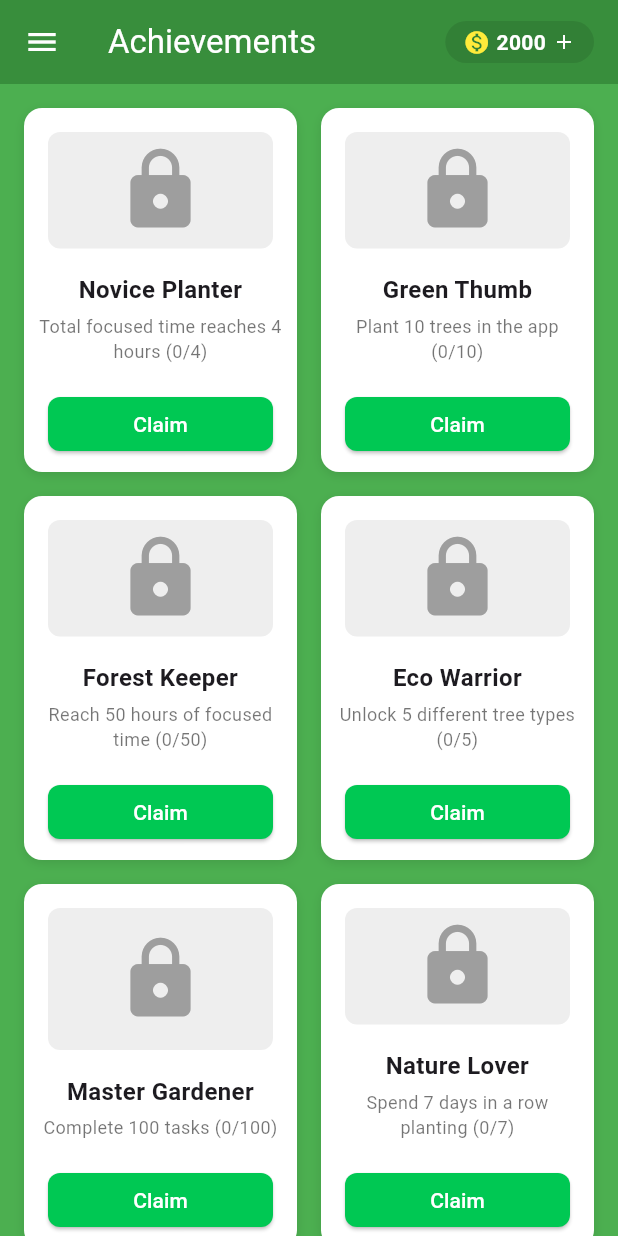
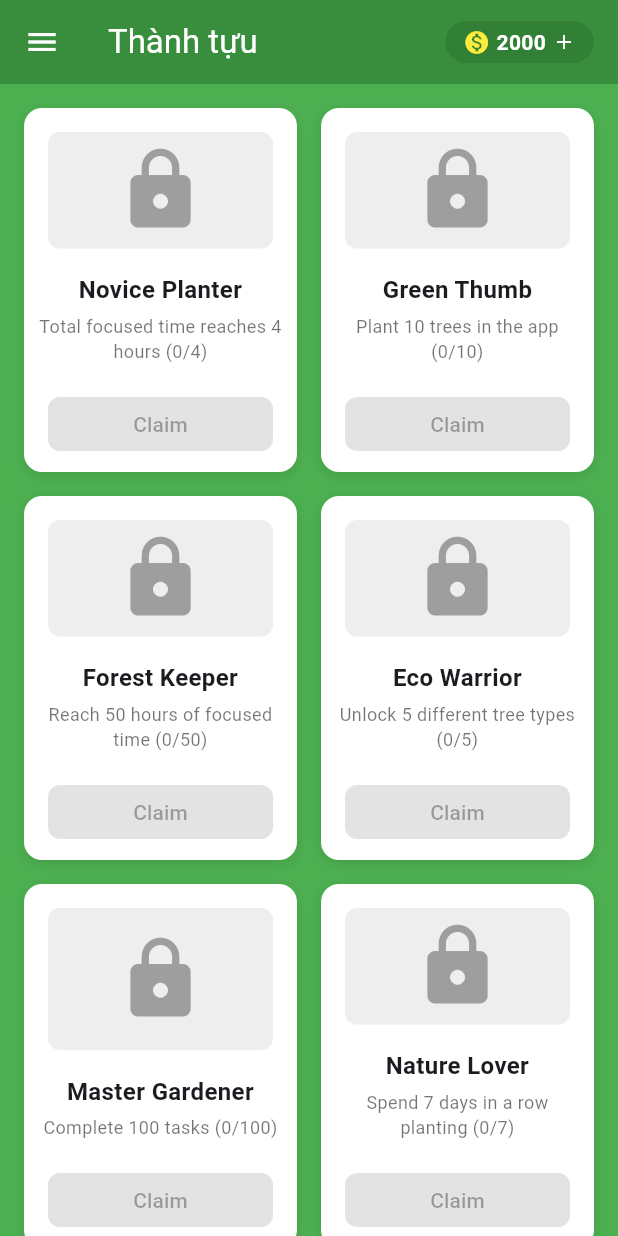
Before and after one commit to monmoonluna/forest-focus-app, a Flutter app: the AchievementScreen screen opened directly, on a phone screen of 412 x 824 dp. Run offline on Flutter 3.47's test engine with Material 3 defaults, Android fonts, the light colour scheme and no system bars; our stand-ins replace audioplayers, cloud_firestore, firebase_auth, firebase_core, fl_chart, permission_handler; missing offline and left inert: android_intent_plus, flutter_overlay_window; accounts and stored records are empty; statements that could not run were skipped.

Commit message:
fix(overlay): update overlay screen

```diff
--- a/lib/screens/achievements_screen.dart
+++ b/lib/screens/achievements_screen.dart
@@ -22,6 +22,7 @@ class AchievementScreen extends StatefulWidget {
 
 class _AchievementScreenState extends State<AchievementScreen> {
   final GlobalKey<ScaffoldState> _scaffoldKey = GlobalKey<ScaffoldState>();
+  bool _showStarEffect = false; // Theo dõi trạng thái hiệu ứng ngôi sao
 
   // Danh sách thành tựu
   final List<Achievement> achievements = [
@@ -35,21 +36,22 @@ class _AchievementScreenState extends State<AchievementScreen> {
 
   void _claimAchievement(int index, Achievement achievement) {
     final userProvider = Provider.of<UserProvider>(context, listen: false);
-    if (!userProvider.achievementsStatus[index] &&
-        userProvider.currentProgress[index] >= userProvider.requiredProgress[index]) {
-      userProvider.unlockAchievement(index); // Gọi hàm unlock từ UserProvider
+    if (userProvider.currentProgress[index] >= userProvider.requiredProgress[index]) {
+      userProvider.unlockAchievement(index);
+      // Kích hoạt hiệu ứng ngôi sao
+      setState(() {
+        _showStarEffect = true;
+      });
+      // Tắt hiệu ứng sau 1 giây
+      Future.delayed(const Duration(seconds: 1), () {
+        setState(() {
+          _showStarEffect = false;
+        });
+      });
       ScaffoldMessenger.of(context).showSnackBar(
         SnackBar(
-          content: Text('${achievement.title} claimed! +100 coins'),
+          content: Text('${achievement.title} completed! +100 coins'),
           backgroundColor: Colors.green,
-          duration: const Duration(seconds: 2),
-        ),
-      );
-    } else if (userProvider.achievementsStatus[index]) {
-      ScaffoldMessenger.of(context).showSnackBar(
-        SnackBar(
-          content: Text('${achievement.title} already claimed'),
-          backgroundColor: Colors.grey,
           duration: const Duration(seconds: 2),
         ),
       );
@@ -75,7 +77,7 @@ class _AchievementScreenState extends State<AchievementScreen> {
       appBar: AppBar(
         backgroundColor: const Color(0xFF388E3C),
         title: const Text(
-          'Achievements',
+          'Thành tựu',
           style: TextStyle(color: Colors.white),
         ),
         leading: IconButton(
@@ -111,7 +113,9 @@ class _AchievementScreenState extends State<AchievementScreen> {
         ],
       ),
       drawer: AppDrawer(currentRoute: currentRoute, coins: userProvider.coins),
-      body: GridView.builder(
+      body: Stack(
+        children: [
+          GridView.builder(
             padding: const EdgeInsets.all(16),
             gridDelegate: const SliverGridDelegateWithFixedCrossAxisCount(
               crossAxisCount: 2,
@@ -122,18 +126,32 @@ class _AchievementScreenState extends State<AchievementScreen> {
             itemCount: achievements.length,
             itemBuilder: (context, index) {
               final achievement = achievements[index];
-          final isUnlocked = userProvider.achievementsStatus[index];
               final currentProgress = userProvider.currentProgress[index];
               final requiredProgress = userProvider.requiredProgress[index];
-          return _buildAchievementCard(
-              achievement, index, isUnlocked, currentProgress, requiredProgress);
+              return _buildAchievementCard(achievement, index, currentProgress, requiredProgress);
             },
+          ),
+          // Hiệu ứng ngôi sao
+          if (_showStarEffect)
+            Center(
+              child: AnimatedContainer(
+                duration: const Duration(milliseconds: 500),
+                curve: Curves.easeInOut,
+                transform: Matrix4.identity()..scale(_showStarEffect ? 1.5 : 1.0),
+                child: const Icon(
+                  Icons.star,
+                  size: 100,
+                  color: Colors.amber,
+                ),
+              ),
+            ),
+        ],
       ),
     );
   }
 
-  Widget _buildAchievementCard(Achievement achievement, int index, bool isUnlocked,
-      int currentProgress, int requiredProgress) {
+  Widget _buildAchievementCard(
+      Achievement achievement, int index, int currentProgress, int requiredProgress) {
     // Cập nhật description để hiển thị tiến trình động
     final displayDescription = achievement.description.contains('(0/')
         ? achievement.description.replaceFirst(
@@ -160,14 +178,16 @@ class _AchievementScreenState extends State<AchievementScreen> {
             child: Container(
               margin: const EdgeInsets.all(16),
               decoration: BoxDecoration(
-                color: isUnlocked ? const Color(0xFFFFF9C4) : Colors.grey[200],
+                color: currentProgress >= requiredProgress
+                    ? const Color(0xFFFFF9C4)
+                    : Colors.grey[200],
                 borderRadius: BorderRadius.circular(8),
               ),
               child: Center(
                 child: Icon(
-                  isUnlocked ? Icons.star : Icons.lock,
+                  currentProgress >= requiredProgress ? Icons.star : Icons.lock,
                   size: 60,
-                  color: isUnlocked ? Colors.amber : Colors.grey,
+                  color: currentProgress >= requiredProgress ? Colors.amber : Colors.grey,
                 ),
               ),
             ),
@@ -196,16 +216,20 @@ class _AchievementScreenState extends State<AchievementScreen> {
           Padding(
             padding: const EdgeInsets.symmetric(horizontal: 16, vertical: 8),
             child: ElevatedButton(
-              onPressed: () => _claimAchievement(index, achievement),
+              onPressed: currentProgress >= requiredProgress
+                  ? () => _claimAchievement(index, achievement)
+                  : null,
               style: ElevatedButton.styleFrom(
-                backgroundColor: isUnlocked ? Colors.grey : const Color(0xFF00C853),
+                backgroundColor: currentProgress >= requiredProgress
+                    ? const Color(0xFF00C853)
+                    : Colors.grey,
                 foregroundColor: Colors.white,
                 minimumSize: const Size(double.infinity, 36),
                 shape: RoundedRectangleBorder(
                   borderRadius: BorderRadius.circular(8),
                 ),
               ),
-              child: Text(isUnlocked ? 'Claimed' : 'Claim'),
+              child: const Text('Claim'),
             ),
           ),
         ],
--- a/lib/screens/overlay.dart
+++ b/lib/screens/overlay.dart
@@ -46,8 +46,8 @@ class OverlayApp extends StatelessWidget {
                        const intent = AndroidIntent(
                          action: 'android.intent.action.MAIN',
                          category: 'android.intent.category.LAUNCHER',
-                         package: 'com.example.focusapp1',
-                         componentName: 'com.example.focusapp1.MainActivity',
+                         package: 'com.example.focus_app',
+                         componentName: 'com.example.focus_app.MainActivity',
                        );
                        await intent.launch();
                     },
```
Also changed, not shown: lib/screens/statistics_screen.dart (+25 -4 lines), lib/services/user_provider.dart (+8 -18 lines), 1 other file. Lines whose indentation alone changed are shown as unchanged.
